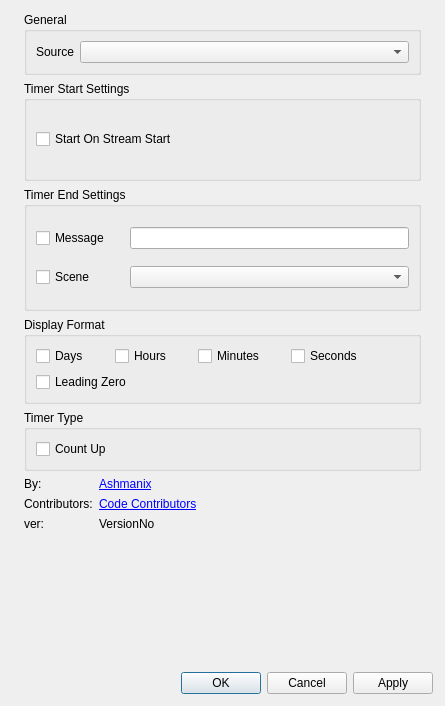
Before: the Qt Designer form src/ui/SettingsDialog.ui in ashmanix/obs-plugin-countdown, drawn with Qt 5.
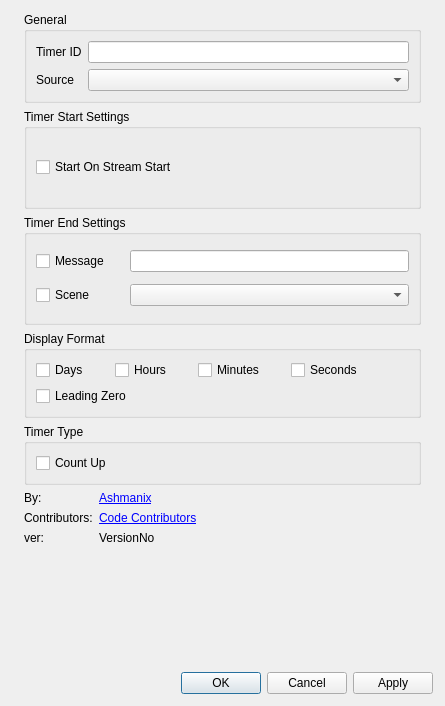
After: the same form once the commit is applied.

Commit message: Added feature that allows user to modify timer ID's

The edit to the form file:
```diff
--- a/src/ui/SettingsDialog.ui
+++ b/src/ui/SettingsDialog.ui
@@ -91,7 +91,7 @@
                <property name="fieldGrowthPolicy">
                 <enum>QFormLayout::ExpandingFieldsGrow</enum>
                </property>
-               <item row="0" column="0">
+               <item row="1" column="0">
                 <widget class="QLabel" name="textSourceDropdownLabel">
                  <property name="text">
                   <string>Source</string>
@@ -101,7 +101,7 @@
                  </property>
                 </widget>
                </item>
-               <item row="0" column="1">
+               <item row="1" column="1">
                 <widget class="QComboBox" name="textSourceDropdownList">
                  <property name="sizePolicy">
                   <sizepolicy hsizetype="Expanding" vsizetype="Fixed">
@@ -111,6 +111,16 @@
                  </property>
                 </widget>
                </item>
+               <item row="0" column="0">
+                <widget class="QLabel" name="timerIdLabel">
+                 <property name="text">
+                  <string>Timer ID</string>
+                 </property>
+                </widget>
+               </item>
+               <item row="0" column="1">
+                <widget class="QLineEdit" name="timerIdLineEdit"/>
+               </item>
               </layout>
              </item>
             </layout>
```
The commit also changes 11 other files.
